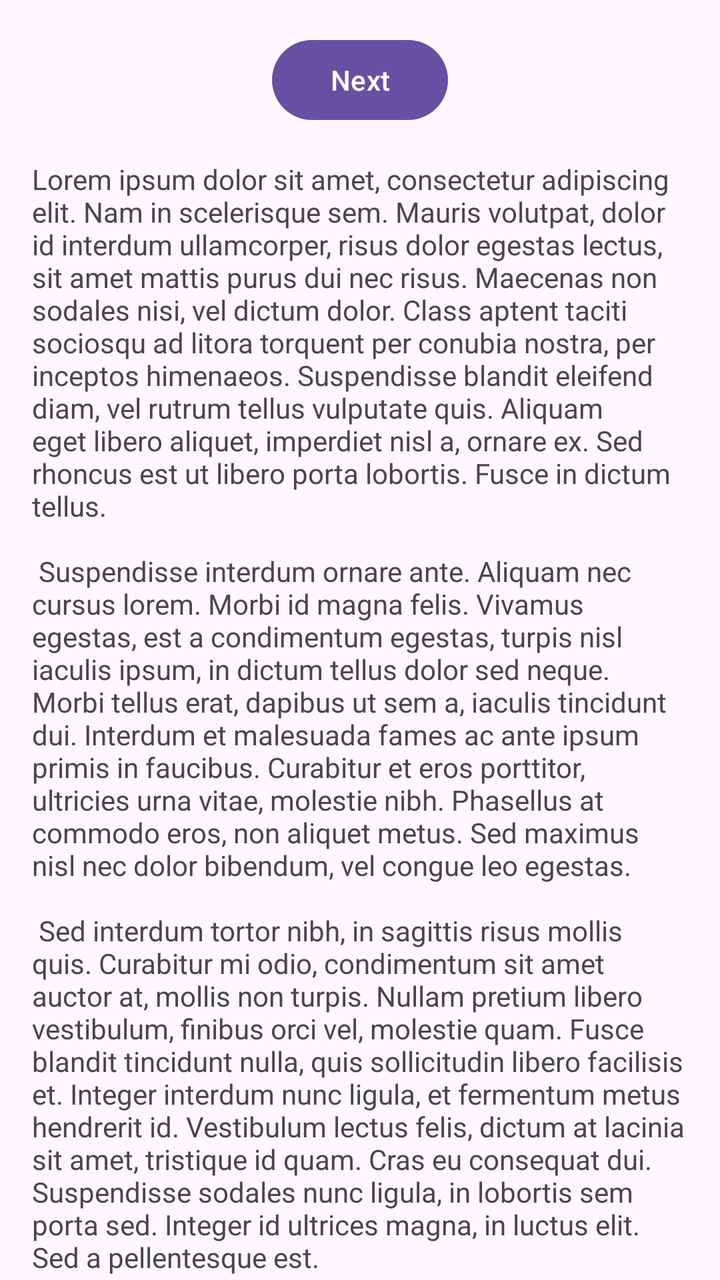
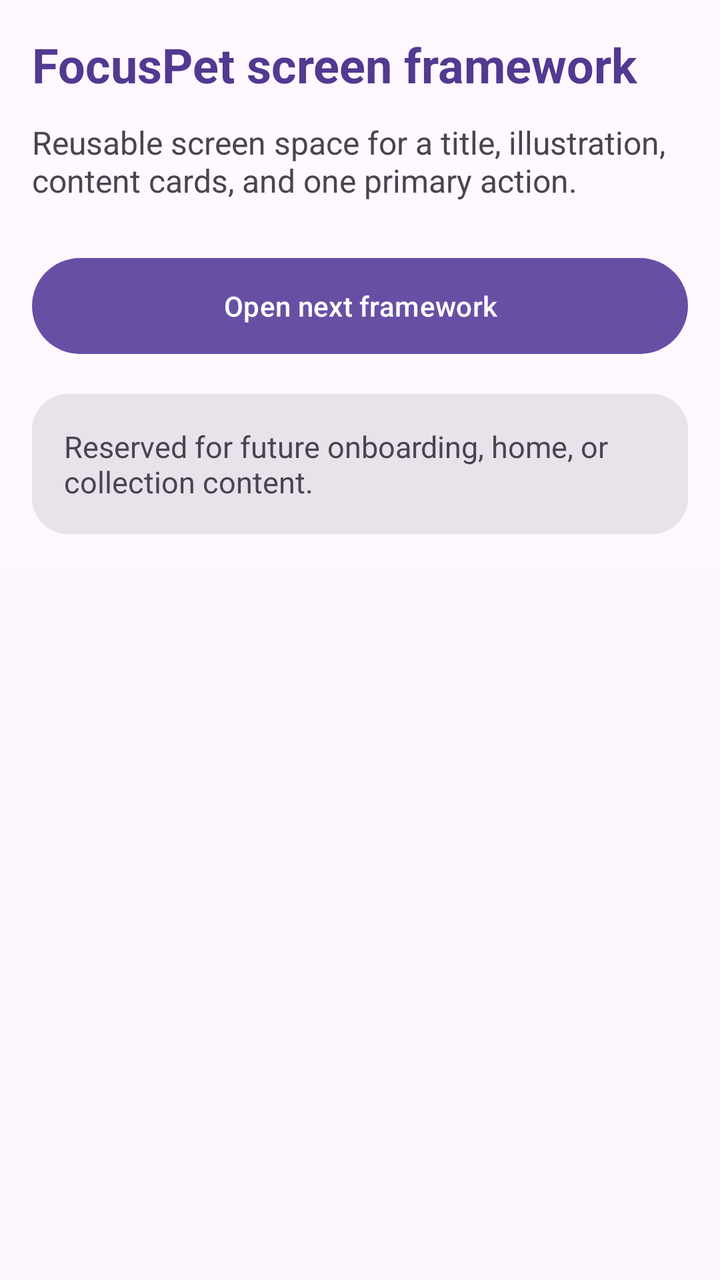

Compare the two renders of this Android layout. The source of the first and the diff that turns it into the second are given below.
<!-- AndroidManifest.xml: application theme Theme.FocusPet -->
<!-- res/layout/fragment_first.xml -->
<?xml version="1.0" encoding="utf-8"?>
<androidx.core.widget.NestedScrollView xmlns:android="http://schemas.android.com/apk/res/android"
    xmlns:app="http://schemas.android.com/apk/res-auto"
    xmlns:tools="http://schemas.android.com/tools"
    android:layout_width="match_parent"
    android:layout_height="match_parent"
    tools:context=".FirstFragment">

    <androidx.constraintlayout.widget.ConstraintLayout
        android:layout_width="match_parent"
        android:layout_height="match_parent"
        android:padding="16dp">

        <Button
            android:id="@+id/button_first"
            android:layout_width="wrap_content"
            android:layout_height="wrap_content"
            android:text="@string/next"
            app:layout_constraintBottom_toTopOf="@id/textview_first"
            app:layout_constraintEnd_toEndOf="parent"
            app:layout_constraintStart_toStartOf="parent"
            app:layout_constraintTop_toTopOf="parent" />

        <TextView
            android:id="@+id/textview_first"
            android:layout_width="wrap_content"
            android:layout_height="wrap_content"
            android:layout_marginTop="16dp"
            android:text="@string/lorem_ipsum"
            app:layout_constraintBottom_toBottomOf="parent"
            app:layout_constraintEnd_toEndOf="parent"
            app:layout_constraintStart_toStartOf="parent"
            app:layout_constraintTop_toBottomOf="@id/button_first" />
    </androidx.constraintlayout.widget.ConstraintLayout>
</androidx.core.widget.NestedScrollView>
<!-- resources referenced by this layout -->
<resources>
  <string name="lorem_ipsum">
          Lorem ipsum dolor sit amet, consectetur adipiscing elit. Nam in scelerisque sem. Mauris
          volutpat, dolor id interdum ullamcorper, risus dolor egestas lectus, sit amet mattis purus
          dui nec risus. Maecenas non sodales nisi, vel dictum dolor. Class aptent taciti sociosqu ad
          litora torquent per conubia nostra, per inceptos himenaeos. Suspendisse blandit eleifend
          diam, vel rutrum tellus vulputate quis. Aliquam eget libero aliquet, imperdiet nisl a,
          ornare ex. Sed rhoncus est ut libero porta lobortis. Fusce in dictum tellus.\n\n
          Suspendisse interdum ornare ante. Aliquam nec cursus lorem. Morbi id magna felis. Vivamus
          egestas, est a condimentum egestas, turpis nisl iaculis ipsum, in dictum tellus dolor sed
          neque. Morbi tellus erat, dapibus ut sem a, iaculis tincidunt dui. Interdum et malesuada
          fames ac ante ipsum primis in faucibus. Curabitur et eros porttitor, ultricies urna vitae,
          molestie nibh. Phasellus at commodo eros, non aliquet metus. Sed maximus nisl nec dolor
          bibendum, vel congue leo egestas.\n\n
          Sed interdum tortor nibh, in sagittis risus mollis quis. Curabitur mi odio, condimentum sit
          amet auctor at, mollis non turpis. Nullam pretium libero vestibulum, finibus orci vel,
          molestie quam. Fusce blandit tincidunt nulla, quis sollicitudin libero facilisis et. Integer
          interdum nunc ligula, et fermentum metus hendrerit id. Vestibulum lectus felis, dictum at
          lacinia sit amet, tristique id quam. Cras eu consequat dui. Suspendisse sodales nunc ligula,
          in lobortis sem porta sed. Integer id ultrices magna, in luctus elit. Sed a pellentesque
          est.\n\n
          Aenean nunc velit, lacinia sed dolor sed, ultrices viverra nulla. Etiam a venenatis nibh.
          Morbi laoreet, tortor sed facilisis varius, nibh orci rhoncus nulla, id elementum leo dui
          non lorem. Nam mollis ipsum quis auctor varius. Quisque elementum eu libero sed commodo. In
          eros nisl, imperdiet vel imperdiet et, scelerisque a mauris. Pellentesque varius ex nunc,
          quis imperdiet eros placerat ac. Duis finibus orci et est auctor tincidunt. Sed non viverra
          ipsum. Nunc quis augue egestas, cursus lorem at, molestie sem. Morbi a consectetur ipsum, a
          placerat diam. Etiam vulputate dignissim convallis. Integer faucibus mauris sit amet finibus
          convallis.\n\n
          Phasellus in aliquet mi. Pellentesque habitant morbi tristique senectus et netus et
          malesuada fames ac turpis egestas. In volutpat arcu ut felis sagittis, in finibus massa
          gravida. Pellentesque id tellus orci. Integer dictum, lorem sed efficitur ullamcorper,
          libero justo consectetur ipsum, in mollis nisl ex sed nisl. Donec maximus ullamcorper
          sodales. Praesent bibendum rhoncus tellus nec feugiat. In a ornare nulla. Donec rhoncus
          libero vel nunc consequat, quis tincidunt nisl eleifend. Cras bibendum enim a justo luctus
          vestibulum. Fusce dictum libero quis erat maximus, vitae volutpat diam dignissim.
      </string>
  <string name="next">Next</string>
  <style name="Theme.FocusPet" parent="Base.Theme.FocusPet" />
  <style name="Base.Theme.FocusPet" parent="Theme.Material3.DayNight.NoActionBar">
          
          
      </style>
</resources>

<!-- the commit's change to res/layout/fragment_first.xml (unified diff, before → after) -->
@@ -9,24 +9,54 @@
     <androidx.constraintlayout.widget.ConstraintLayout
         android:layout_width="match_parent"
         android:layout_height="match_parent"
+        android:background="@color/focuspet_surface"
         android:padding="16dp">
 
-        <Button
-            android:id="@+id/button_first"
-            android:layout_width="wrap_content"
+        <TextView
+            android:id="@+id/first_section_title"
+            android:layout_width="0dp"
             android:layout_height="wrap_content"
-            android:text="@string/next"
-            app:layout_constraintBottom_toTopOf="@id/textview_first"
+            android:text="FocusPet screen framework"
+            android:textColor="@color/focuspet_purple_dark"
+            android:textSize="24sp"
+            android:textStyle="bold"
             app:layout_constraintEnd_toEndOf="parent"
             app:layout_constraintStart_toStartOf="parent"
             app:layout_constraintTop_toTopOf="parent" />
 
         <TextView
+            android:id="@+id/first_section_description"
+            android:layout_width="0dp"
+            android:layout_height="wrap_content"
+            android:layout_marginTop="12dp"
+            android:text="Reusable screen space for a title, illustration, content cards, and one primary action."
+            android:textColor="@color/focuspet_muted_text"
+            android:textSize="16sp"
+            app:layout_constraintEnd_toEndOf="parent"
+            app:layout_constraintStart_toStartOf="parent"
+            app:layout_constraintTop_toBottomOf="@id/first_section_title" />
+
+        <Button
+            android:id="@+id/button_first"
+            android:layout_width="0dp"
+            android:layout_height="56dp"
+            android:layout_marginTop="24dp"
+            android:text="Open next framework"
+            app:layout_constraintBottom_toTopOf="@id/textview_first"
+            app:layout_constraintEnd_toEndOf="parent"
+            app:layout_constraintStart_toStartOf="parent"
+            app:layout_constraintTop_toBottomOf="@id/first_section_description" />
+
+        <TextView
             android:id="@+id/textview_first"
-            android:layout_width="wrap_content"
+            android:layout_width="0dp"
             android:layout_height="wrap_content"
             android:layout_marginTop="16dp"
-            android:text="@string/lorem_ipsum"
+            android:background="@drawable/bg_focuspet_card"
+            android:padding="16dp"
+            android:text="Reserved for future onboarding, home, or collection content."
+            android:textColor="@color/focuspet_muted_text"
+            android:textSize="15sp"
             app:layout_constraintBottom_toBottomOf="parent"
             app:layout_constraintEnd_toEndOf="parent"
             app:layout_constraintStart_toStartOf="parent"
<!-- resource entries referenced after the edit -->
@@ -1,43 +1,17 @@
 <!-- resources referenced by this layout -->
 <resources>
-  <string name="lorem_ipsum">
-          Lorem ipsum dolor sit amet, consectetur adipiscing elit. Nam in scelerisque sem. Mauris
-          volutpat, dolor id interdum ullamcorper, risus dolor egestas lectus, sit amet mattis purus
-          dui nec risus. Maecenas non sodales nisi, vel dictum dolor. Class aptent taciti sociosqu ad
-          litora torquent per conubia nostra, per inceptos himenaeos. Suspendisse blandit eleifend
-          diam, vel rutrum tellus vulputate quis. Aliquam eget libero aliquet, imperdiet nisl a,
-          ornare ex. Sed rhoncus est ut libero porta lobortis. Fusce in dictum tellus.\n\n
-          Suspendisse interdum ornare ante. Aliquam nec cursus lorem. Morbi id magna felis. Vivamus
-          egestas, est a condimentum egestas, turpis nisl iaculis ipsum, in dictum tellus dolor sed
-          neque. Morbi tellus erat, dapibus ut sem a, iaculis tincidunt dui. Interdum et malesuada
-          fames ac ante ipsum primis in faucibus. Curabitur et eros porttitor, ultricies urna vitae,
-          molestie nibh. Phasellus at commodo eros, non aliquet metus. Sed maximus nisl nec dolor
-          bibendum, vel congue leo egestas.\n\n
-          Sed interdum tortor nibh, in sagittis risus mollis quis. Curabitur mi odio, condimentum sit
-          amet auctor at, mollis non turpis. Nullam pretium libero vestibulum, finibus orci vel,
-          molestie quam. Fusce blandit tincidunt nulla, quis sollicitudin libero facilisis et. Integer
-          interdum nunc ligula, et fermentum metus hendrerit id. Vestibulum lectus felis, dictum at
-          lacinia sit amet, tristique id quam. Cras eu consequat dui. Suspendisse sodales nunc ligula,
-          in lobortis sem porta sed. Integer id ultrices magna, in luctus elit. Sed a pellentesque
-          est.\n\n
-          Aenean nunc velit, lacinia sed dolor sed, ultrices viverra nulla. Etiam a venenatis nibh.
-          Morbi laoreet, tortor sed facilisis varius, nibh orci rhoncus nulla, id elementum leo dui
-          non lorem. Nam mollis ipsum quis auctor varius. Quisque elementum eu libero sed commodo. In
-          eros nisl, imperdiet vel imperdiet et, scelerisque a mauris. Pellentesque varius ex nunc,
-          quis imperdiet eros placerat ac. Duis finibus orci et est auctor tincidunt. Sed non viverra
-          ipsum. Nunc quis augue egestas, cursus lorem at, molestie sem. Morbi a consectetur ipsum, a
-          placerat diam. Etiam vulputate dignissim convallis. Integer faucibus mauris sit amet finibus
-          convallis.\n\n
-          Phasellus in aliquet mi. Pellentesque habitant morbi tristique senectus et netus et
-          malesuada fames ac turpis egestas. In volutpat arcu ut felis sagittis, in finibus massa
-          gravida. Pellentesque id tellus orci. Integer dictum, lorem sed efficitur ullamcorper,
-          libero justo consectetur ipsum, in mollis nisl ex sed nisl. Donec maximus ullamcorper
-          sodales. Praesent bibendum rhoncus tellus nec feugiat. In a ornare nulla. Donec rhoncus
-          libero vel nunc consequat, quis tincidunt nisl eleifend. Cras bibendum enim a justo luctus
-          vestibulum. Fusce dictum libero quis erat maximus, vitae volutpat diam dignissim.
-      </string>
-  <string name="next">Next</string>
+  <color name="focuspet_muted_text">#FF4B4350</color>
+  <color name="focuspet_purple_dark">#FF523991</color>
+  <color name="focuspet_surface">#FFFFF8FF</color>
+  <!-- drawable bg_focuspet_card (drawable) -->
+  <?xml version="1.0" encoding="utf-8"?>
+  <shape xmlns:android="http://schemas.android.com/apk/res/android">
+      <solid android:color="@color/focuspet_card" />
+      <corners android:radius="@dimen/focuspet_card_radius" />
+  </shape>
   <style name="Theme.FocusPet" parent="Base.Theme.FocusPet" />
+  <color name="focuspet_card">#FFE8E2EA</color>
+  <dimen name="focuspet_card_radius">18dp</dimen>
   <style name="Base.Theme.FocusPet" parent="Theme.Material3.DayNight.NoActionBar">
           
           
